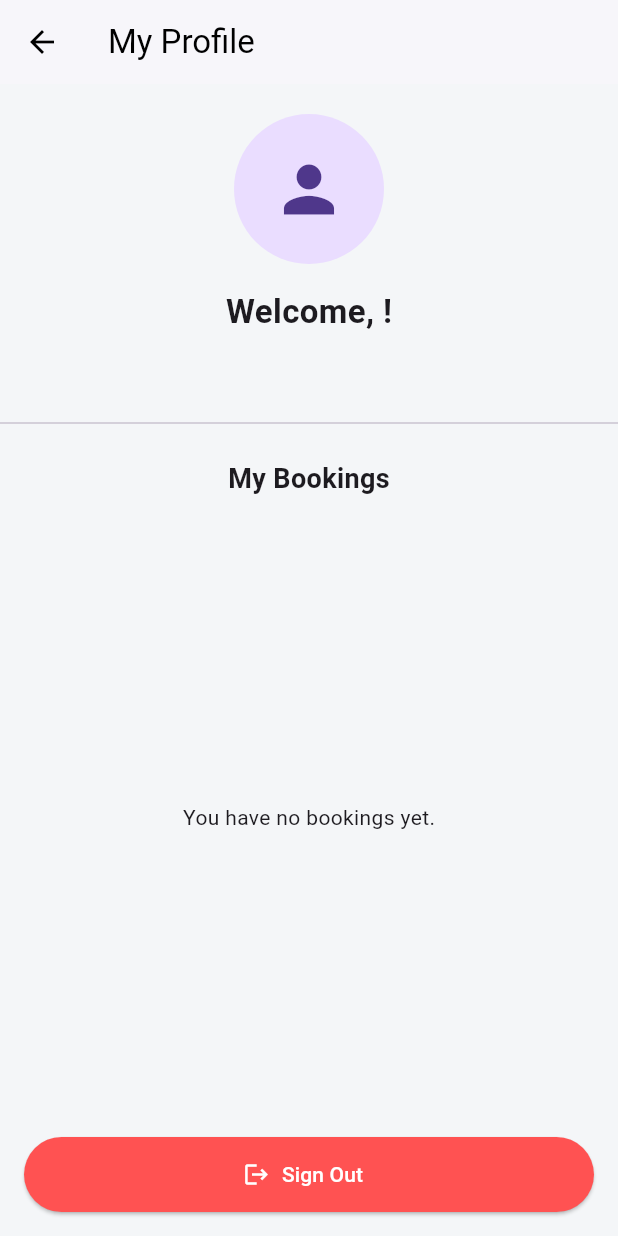
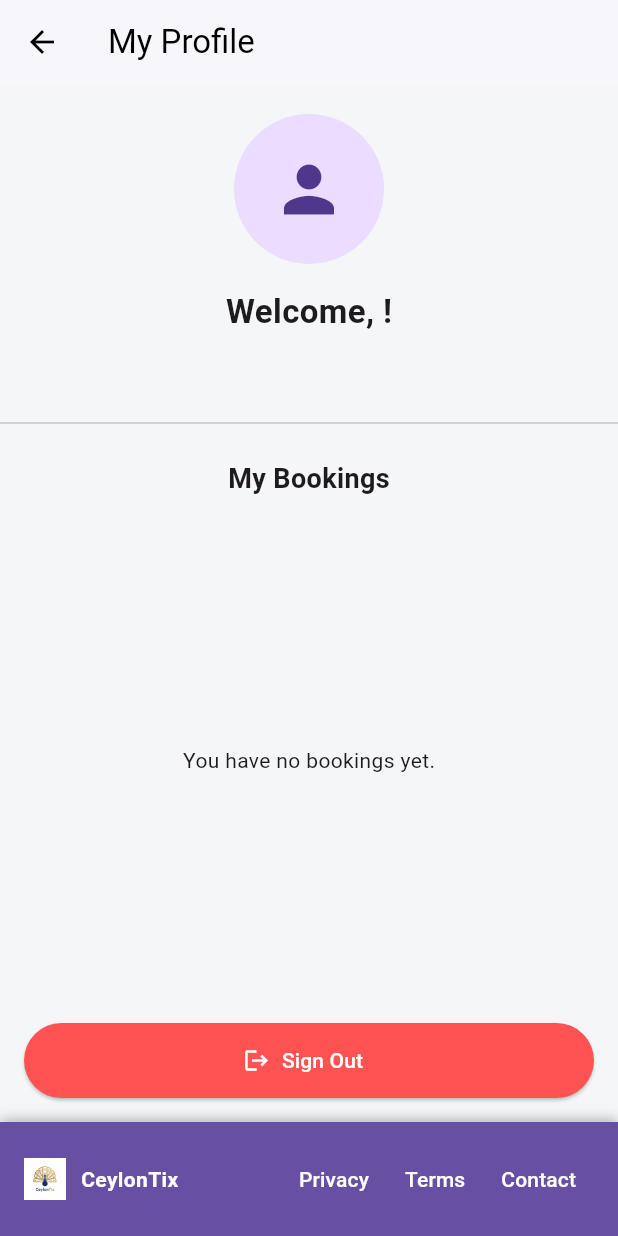
Before and after one commit to AkilaShashimantha/ceylontix-app, a Flutter app: the screen it shows once a user with an empty profile is signed in, after a tap on the "person outline" icon, on a phone screen of 412 x 824 dp. Run offline on Flutter 3.47's test engine with Material 3 defaults, Android fonts, the phone set to English and light mode, and no system bars; our stand-ins replace cloud_firestore, firebase_auth, firebase_core, google_sign_in, qr_flutter; missing offline and left inert: dart:html, payhere_mobilesdk_flutter; accounts and stored records are empty.

Commit message:
add search bar

```diff
--- a/lib/src/presentation/screens/user/events_list_screen.dart
+++ b/lib/src/presentation/screens/user/events_list_screen.dart
@@ -10,6 +10,7 @@ import 'event_detail_screen.dart';
 import 'profile_screen.dart';
 import '../admin/admin_dashboard_screen.dart';
 import '../../../data/repositories/auth_repository.dart';
+import '../../widgets/app_footer.dart';
 
 class EventsListScreen extends StatefulWidget {
   const EventsListScreen({Key? key}) : super(key: key);
@@ -20,12 +21,28 @@ class EventsListScreen extends StatefulWidget {
 
 class _EventsListScreenState extends State<EventsListScreen> {
   final FirebaseEventRepository _eventRepository = FirebaseEventRepository();
-final FirebaseAuthRepository _authRepository = FirebaseAuthRepository(); // Auth repository instance
+  final FirebaseAuthRepository _authRepository = FirebaseAuthRepository();
+
+  // Search state
+  final TextEditingController _searchController = TextEditingController();
+  String _query = '';
 
   @override
   void initState() {
     super.initState();
     WidgetsBinding.instance.addPostFrameCallback((_) => _handlePayHereReturn());
+    _searchController.addListener(() {
+      final next = _searchController.text.trim();
+      if (next != _query) {
+        setState(() => _query = next.toLowerCase());
+      }
+    });
+  }
+
+  @override
+  void dispose() {
+    _searchController.dispose();
+    super.dispose();
   }
 
   Future<void> _handlePayHereReturn() async {
@@ -96,22 +113,53 @@ void initState() {
 
   @override
   Widget build(BuildContext context) {
-    // Use LayoutBuilder for responsive column count
+    final width = MediaQuery.of(context).size.width;
+    final bool isDesktop = width >= 1000;
+
     return Scaffold(
       appBar: AppBar(
-        title: const Text('CeylonTix - Upcoming Events'),
         backgroundColor: Theme.of(context).primaryColor,
-        // Use a StreamBuilder to dynamically change the app bar actions based on auth state
+        elevation: 4,
+        toolbarHeight: isDesktop ? 90 : kToolbarHeight,
+        leadingWidth: isDesktop ? 140 : 80,
+        leading: Padding(
+          padding: const EdgeInsets.symmetric(horizontal: 12.0),
+          child: Align(
+            alignment: Alignment.centerLeft,
+            child: Image.asset(
+              'assets/logo/app_logo.png',
+              height: isDesktop ? 56 : 40,
+              fit: BoxFit.contain,
+            ),
+          ),
+        ),
+        title: const Text(
+          'CeylonTix - Upcoming Events',
+          style: TextStyle(color: Colors.white, fontWeight: FontWeight.w600),
+        ),
+        centerTitle: false,
+        bottom: PreferredSize(
+          preferredSize: Size.fromHeight(isDesktop ? 80 : 70),
+          child: Padding(
+            padding: const EdgeInsets.fromLTRB(16, 0, 16, 12),
+            child: _SearchBar(
+              controller: _searchController,
+              isDesktop: isDesktop,
+              onClear: () {
+                _searchController.clear();
+                FocusScope.of(context).unfocus();
+              },
+            ),
+          ),
+        ),
         actions: [
           StreamBuilder<User?>(
             stream: _authRepository.authStateChanges,
             builder: (context, snapshot) {
-              // If user is logged in, show profile avatar
               if (snapshot.connectionState == ConnectionState.active && snapshot.hasData) {
                 final user = snapshot.data!;
                 return Row(
                   children: [
-                    // Admin button visible only if the user has admin claim
                     FutureBuilder<IdTokenResult>(
                       future: user.getIdTokenResult(true),
                       builder: (context, tokenSnap) {
@@ -153,7 +201,6 @@ void initState() {
                 );
               }
 
-              // If user is not logged in, show Sign In and Sign Up buttons
               return Row(
                 children: [
                   TextButton(
@@ -186,16 +233,18 @@ void initState() {
           ),
         ],
       ),
-      body: LayoutBuilder(
+      body: Column(
+        children: [
+          Expanded(
+            child: LayoutBuilder(
               builder: (context, constraints) {
-          // Determine number of columns based on screen width
                 int crossAxisCount;
                 if (constraints.maxWidth > 1200) {
-            crossAxisCount = 3; // Large screens
+                  crossAxisCount = 4;
                 } else if (constraints.maxWidth > 800) {
-            crossAxisCount = 2; // Medium screens (tablets)
+                  crossAxisCount = 3;
                 } else {
-            crossAxisCount = 1; // Small screens (phones)
+                  crossAxisCount = 2;
                 }
 
                 return StreamBuilder<List<Event>>(
@@ -218,18 +267,31 @@ void initState() {
                     }
 
                     final events = snapshot.data!;
+                    final filtered = _query.isEmpty
+                        ? events
+                        : events.where((e) => e.name.toLowerCase().contains(_query)).toList();
+
+                    if (filtered.isEmpty) {
+                      return const Center(
+                        child: Text('No events match your search.', style: TextStyle(color: Colors.grey)),
+                      );
+                    }
+
+                    final sidePad = constraints.maxWidth >= 1200
+                        ? constraints.maxWidth * (2 / 12)
+                        : 16.0;
 
                     return GridView.builder(
-                padding: const EdgeInsets.all(16.0),
+                      padding: EdgeInsets.fromLTRB(sidePad, 16, sidePad, 16),
                       gridDelegate: SliverGridDelegateWithFixedCrossAxisCount(
                         crossAxisCount: crossAxisCount,
-                  childAspectRatio: 0.8, // Adjust aspect ratio for better card appearance
+                        childAspectRatio: 0.8,
                         crossAxisSpacing: 16,
                         mainAxisSpacing: 16,
                       ),
-                itemCount: events.length,
+                      itemCount: filtered.length,
                       itemBuilder: (context, index) {
-                  final event = events[index];
+                        final event = filtered[index];
                         return EventCard(
                           event: event,
                           onTap: () {
@@ -246,6 +308,67 @@ void initState() {
                 );
               },
             ),
+          ),
+        ],
+      ),
+      bottomNavigationBar: const AppFooter(),
     );
   }
 }
+
+class _SearchBar extends StatelessWidget {
+  final TextEditingController controller;
+  final bool isDesktop;
+  final VoidCallback onClear;
+
+  const _SearchBar({
+    required this.controller,
+    required this.isDesktop,
+    required this.onClear,
+  });
+
+  @override
+  Widget build(BuildContext context) {
+    final double height = isDesktop ? 50 : 44;
+
+    return Container(
+      height: height,
+      decoration: BoxDecoration(
+        color: Colors.white,
+        borderRadius: BorderRadius.circular(28),
+        boxShadow: const [
+          BoxShadow(color: Colors.black26, blurRadius: 8, offset: Offset(0, 2), spreadRadius: 0),
+        ],
+      ),
+      child: Row(
+        children: [
+          const SizedBox(width: 12),
+          const Icon(Icons.search, color: Colors.grey),
+          const SizedBox(width: 8),
+          Expanded(
+            child: TextField(
+              controller: controller,
+              textInputAction: TextInputAction.search,
+              decoration: const InputDecoration(
+                hintText: 'Search events by name...',
+                hintStyle: TextStyle(color: Colors.grey),
+                border: InputBorder.none,
+              ),
+            ),
+          ),
+          ValueListenableBuilder<TextEditingValue>(
+            valueListenable: controller,
+            builder: (context, value, _) {
+              if (value.text.isEmpty) return const SizedBox(width: 12);
+              return IconButton(
+                tooltip: 'Clear',
+                icon: const Icon(Icons.close, color: Colors.grey),
+                onPressed: onClear,
+              );
+            },
+          ),
+        ],
+      ),
+    );
+  }
+}
--- a/lib/src/presentation/screens/user/profile_screen.dart
+++ b/lib/src/presentation/screens/user/profile_screen.dart
@@ -7,6 +7,7 @@ import '../../../domain/entities/booking.dart';
 import '../../../domain/repositories/auth_repository.dart';
 import 'login_or_register_screen.dart';
 import 'ticket_view_screen.dart';
+import '../../widgets/app_footer.dart';
 
 class ProfileScreen extends StatefulWidget {
   const ProfileScreen({super.key});
@@ -44,6 +45,7 @@ class _ProfileScreenState extends State<ProfileScreen> {
           return const LoginOrRegisterScreen();
         },
       ),
+
     );
   }
 
@@ -141,6 +143,7 @@ class _ProfileScreenState extends State<ProfileScreen> {
           )
         ],
       ),
+      bottomNavigationBar: const AppFooter(),
     );
   }
 }
--- /dev/null
+++ b/lib/src/presentation/widgets/app_footer.dart
@@ -0,0 +1,59 @@
+import 'package:flutter/material.dart';
+
+class AppFooter extends StatelessWidget {
+  const AppFooter({super.key});
+
+  @override
+  Widget build(BuildContext context) {
+    final theme = Theme.of(context);
+    return Container(
+      decoration: BoxDecoration(
+        color: theme.primaryColor,
+        boxShadow: const [BoxShadow(color: Colors.black26, blurRadius: 6, offset: Offset(0, -2))],
+      ),
+      padding: const EdgeInsets.symmetric(horizontal: 16, vertical: 14),
+      child: LayoutBuilder(
+        builder: (context, constraints) {
+          final isWide = constraints.maxWidth > 800;
+          return Row(
+            mainAxisAlignment: MainAxisAlignment.spaceBetween,
+            crossAxisAlignment: CrossAxisAlignment.center,
+            children: [
+              Row(
+                children: [
+                  Image.asset('assets/logo/app_logo.png', height: 28),
+                  const SizedBox(width: 10),
+                  const Text(
+                    'CeylonTix',
+                    style: TextStyle(color: Colors.white, fontWeight: FontWeight.w600),
+                  ),
+                ],
+              ),
+              if (isWide)
+                const Text(
+                  '© 2025 CeylonTix. All rights reserved.',
+                  style: TextStyle(color: Colors.white70),
+                ),
+              Row(
+                children: [
+                  TextButton(
+                    onPressed: () {},
+                    child: const Text('Privacy', style: TextStyle(color: Colors.white)),
+                  ),
+                  TextButton(
+                    onPressed: () {},
+                    child: const Text('Terms', style: TextStyle(color: Colors.white)),
+                  ),
+                  TextButton(
+                    onPressed: () {},
+                    child: const Text('Contact', style: TextStyle(color: Colors.white)),
+                  ),
+                ],
+              ),
+            ],
+          );
+        },
+      ),
+    );
+  }
+}
```
Also changed, not shown: footer.png (added), searching bar.png (added), 1 other file. Lines whose indentation alone changed are shown as unchanged.
